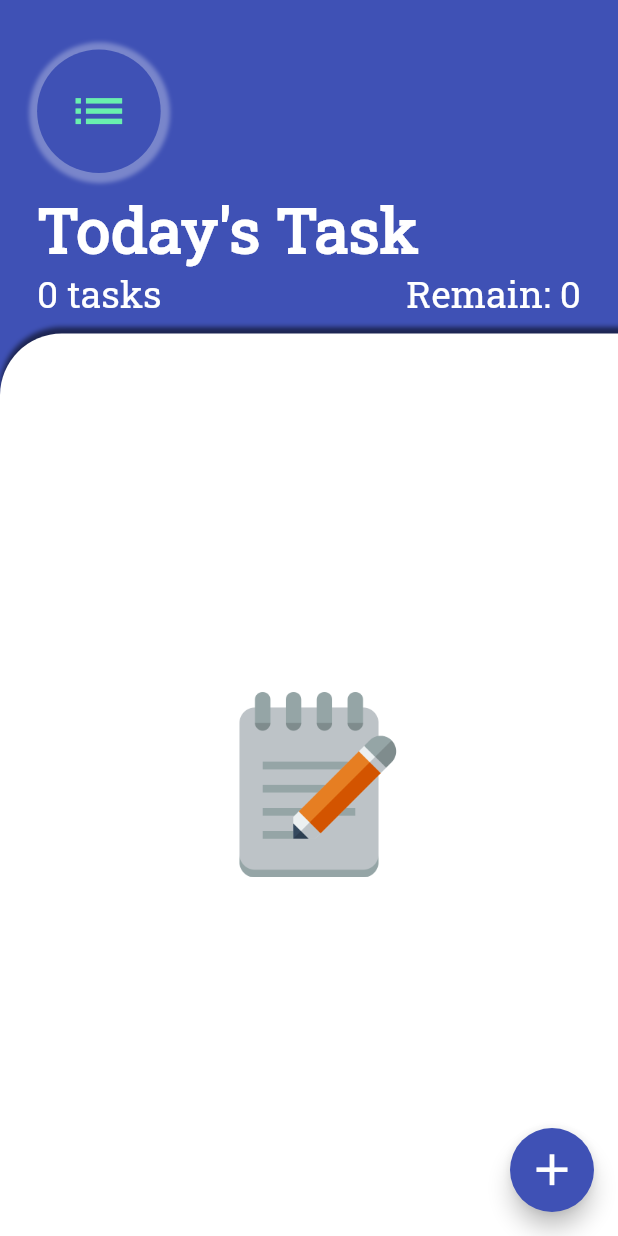
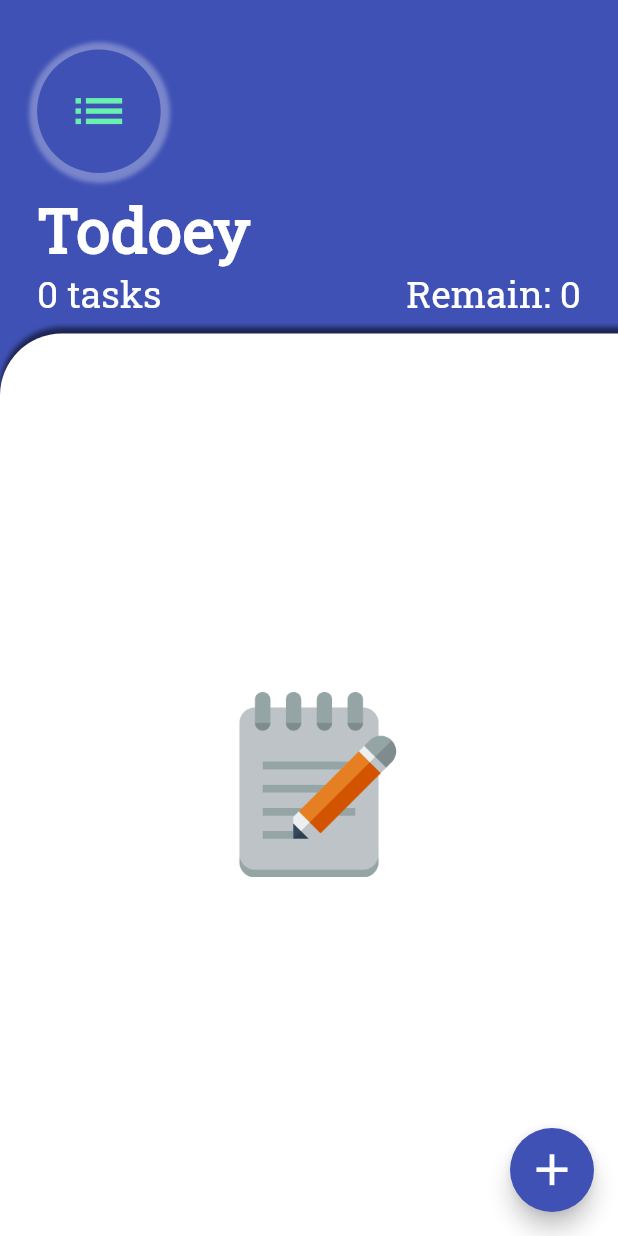
Before and after one commit to sohagmahin/flutter_todoey, a Flutter app: the screen it shows after launch, on a phone screen of 412 x 824 dp. Run offline on Flutter 3.47's test engine with Material 2 defaults, Android fonts, the phone set to English and light mode, and no system bars; our stand-ins replace animated_text_kit, flutter_colorpicker, shared_preferences, sqflite; accounts and stored records are empty.

Commit message:
Revert "Change App name"
This reverts commit 74cbc722

```diff
--- a/lib/screen_task/task_screen.dart
+++ b/lib/screen_task/task_screen.dart
@@ -48,7 +48,7 @@ class TaskScreen extends StatelessWidget {
                       height: 10.0,
                     ),
                     Text(
-                      'Today\'s Task',
+                      'Todoey',
                       style: TextStyle(
                           fontSize: originalHeight * 0.050,
                           color: Colors.white,
```
